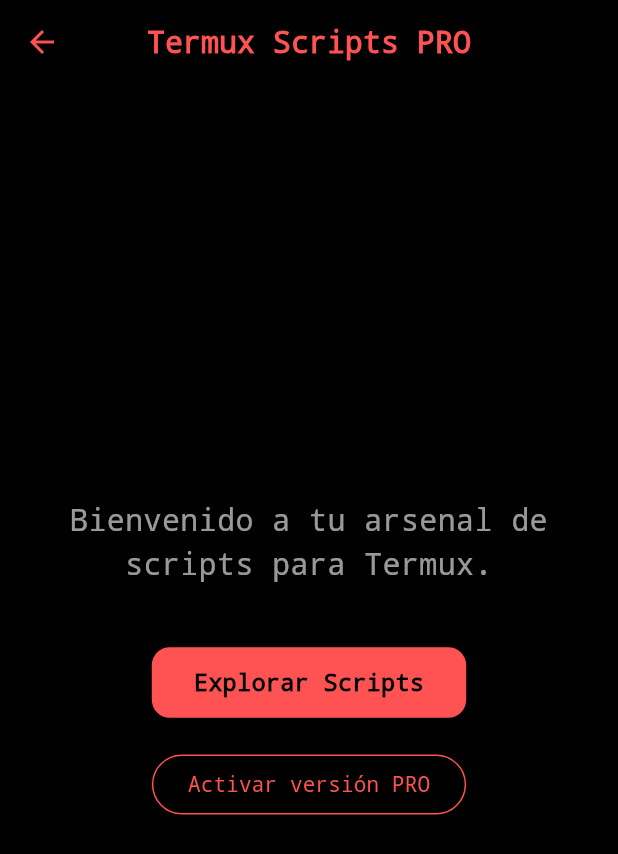
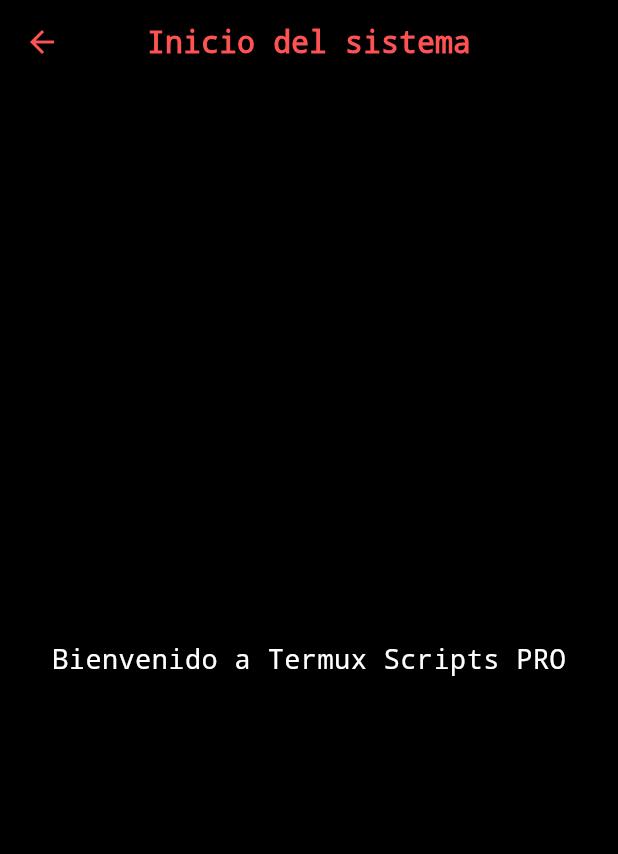
Before and after one commit to Rk13termux/Ter-code, a Flutter app: the HomeScreen screen opened directly, on a phone screen of 412 x 824 dp. Shown: the top 854 px of the screen. Run offline on Flutter 3.47's test engine with Material 3 defaults, Android fonts, the light colour scheme and no system bars; our stand-ins replace dio, google_mobile_ads, permission_handler.

Commit message:
✅ V05 ter-code app

```diff
--- a/lib/main.dart
+++ b/lib/main.dart
@@ -1,10 +1,10 @@
 import 'package:flutter/material.dart';
 import 'package:google_mobile_ads/google_mobile_ads.dart';
-import 'screens/welcome_screen.dart';
 import 'app.dart';
 
 Future<void> main() async {
   WidgetsFlutterBinding.ensureInitialized();
   await MobileAds.instance.initialize();
+
   runApp(const TermuxScriptsApp());
 }
--- a/lib/screens/home_screen.dart
+++ b/lib/screens/home_screen.dart
@@ -7,34 +7,16 @@
   Widget build(BuildContext context) {
     return Scaffold(
       appBar: AppBar(
-        title: const Text('Termux Scripts PRO'),
-        centerTitle: true,
+        title: const Text('Inicio del sistema'),
       ),
-      body: Padding(
-        padding: const EdgeInsets.all(20.0),
-        child: Column(
-          mainAxisAlignment: MainAxisAlignment.center,
-          children: [
-            const Text(
-              'Bienvenido a tu arsenal de scripts para Termux.',
-              style: TextStyle(fontSize: 20),
-              textAlign: TextAlign.center,
-            ),
-            const SizedBox(height: 40),
-            ElevatedButton(
-              onPressed: () {
-                Navigator.pushNamed(context, '/scripts');
-              },
-              child: const Text('Explorar Scripts'),
-            ),
-            const SizedBox(height: 20),
-            OutlinedButton(
-              onPressed: () {
-                Navigator.pushNamed(context, '/pro');
-              },
-              child: const Text('Activar versión PRO'),
-            ),
-          ],
+      body: const Center(
+        child: Text(
+          'Bienvenido a Termux Scripts PRO',
+          style: TextStyle(
+            fontSize: 18,
+            color: Colors.white,
+            fontFamily: 'Courier',
+          ),
         ),
       ),
     );
```
